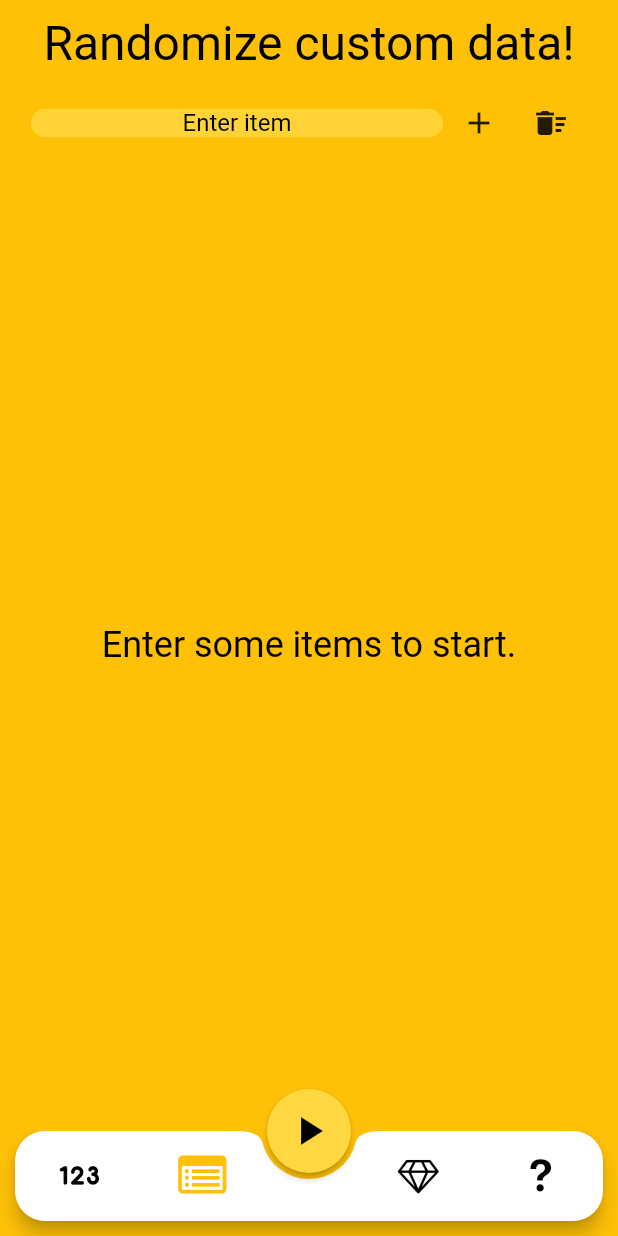
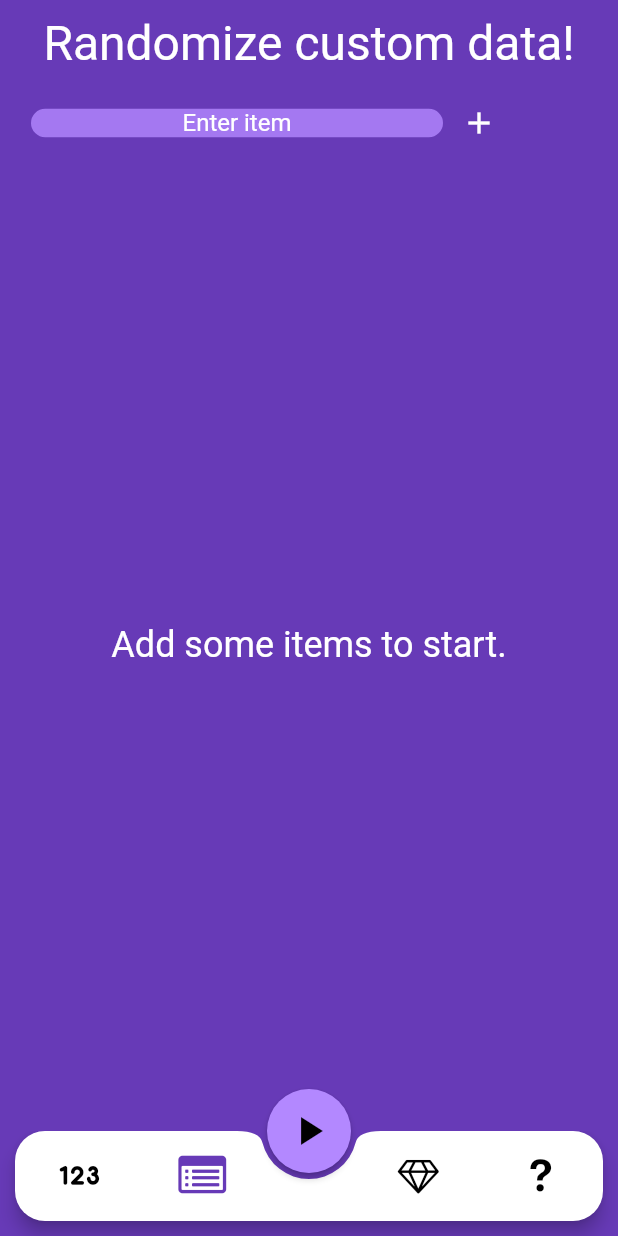
Before and after one commit to artemmmon/randomizer, a Flutter app: the screen it shows after launch, item 2 of the bottom bar chosen, after a tap on the "add" icon, on a phone screen of 412 x 824 dp. Run offline on Flutter 3.47's test engine with Material 2 defaults, Android fonts, the light colour scheme and no system bars; drawn by our look-alikes of auto_size_text; our stand-ins replace bloc, flutter_bloc, rxdart; statements that could not run were skipped.

Commit message:
- custom: endpoint

```diff
--- a/lib/config/global_config.dart
+++ b/lib/config/global_config.dart
@@ -16,7 +16,7 @@ final colorSet = [
 //  [Colors.blue, Colors.lightBlue, Colors.lightBlueAccent],
   [Colors.blue, Colors.lightBlue[400], Colors.lightBlue[300]],
 //  [Colors.amber, Colors.amberAccent, Colors.yellowAccent],
+  [Colors.deepPurple, Colors.deepPurpleAccent, Colors.deepPurpleAccent[100]],
   [Colors.amber, Colors.amberAccent, Colors.amberAccent[200]],
   [Colors.teal, Colors.tealAccent, Colors.tealAccent[200]],
-  [Colors.deepPurple, Colors.deepPurpleAccent, Colors.deepPurpleAccent[100]]
 ];
--- a/lib/main.dart
+++ b/lib/main.dart
@@ -6,6 +6,7 @@ import 'package:flutter_bloc/flutter_bloc.dart';
 import 'package:randomizer/config/global_config.dart';
 import 'package:randomizer/config/icons.dart';
 import 'package:randomizer/pages/answers/answers_page.dart';
+import 'package:randomizer/pages/custom/custom_bloc.dart';
 import 'package:randomizer/pages/custom/custom_page.dart';
 import 'package:randomizer/pages/gamble/gamble_page.dart';
 import 'package:randomizer/pages/numbers/numbers_bloc.dart';
@@ -21,9 +22,11 @@ class MyApp extends StatelessWidget {
     return MaterialApp(
       title: 'Flutter Demo',
       theme: ThemeData(
-          fontFamily: "CustomFont",
-          primaryTextTheme: Typography().white,
-          textTheme: Typography().white,
+        fontFamily: "CustomFont",
+        primaryTextTheme: Typography().white,
+        textTheme: Typography().white,
+        textSelectionColor: Colors.white.withOpacity(.2),
+        textSelectionHandleColor: Colors.white,
       ),
       home: HomePage(),
     );
@@ -40,6 +43,7 @@ class HomePage extends StatefulWidget {
 class _HomePageState extends State<HomePage> with TickerProviderStateMixin {
   // Bloc
   final NumbersBloc _numbersBloc = NumbersBloc();
+  final CustomBloc _customBloc = CustomBloc();
 
   // Page data
   int _currentPageIndex = 0;
@@ -85,6 +89,7 @@ class _HomePageState extends State<HomePage> with TickerProviderStateMixin {
     _clickSubject.close();
     // Bloc
     _numbersBloc.dispose();
+    _customBloc.dispose();
   }
 
   @override
@@ -93,7 +98,10 @@ class _HomePageState extends State<HomePage> with TickerProviderStateMixin {
     _handleBottomMenuAnimation();
 
     return BlocProviderTree(
-      blocProviders: [BlocProvider<NumbersBloc>(bloc: _numbersBloc)],
+      blocProviders: [
+        BlocProvider<NumbersBloc>(bloc: _numbersBloc),
+        BlocProvider<CustomBloc>(bloc: _customBloc),
+      ],
       child: DecoratedBox(
         decoration: BoxDecoration(color: colorSet[_previousPageIndex][0]),
         child: CustomPaint(
@@ -399,65 +407,3 @@ class RevealProgressButtonPainter extends CustomPainter {
     return oldDelegate._fraction != _fraction;
   }
 }
-
-//const List<Color> _kColors = const <Color>[
-//  Colors.green,
-//  Colors.blue,
-//  Colors.red,
-//  Colors.pink,
-//  Colors.indigo,
-//  Colors.purple,
-//  Colors.blueGrey,
-//];
-//
-//List<StaggeredTile> _generateRandomTiles(int count) {
-//  Random rnd = Random();
-//  return List.generate(count, (i) => StaggeredTile.count(rnd.nextInt(4) + 1, rnd.nextInt(6) + 1));
-//}
-//
-//List<Color> _generateRandomColors(int count) {
-//  Random rnd = Random();
-//  return List.generate(count, (i) => _kColors[rnd.nextInt(_kColors.length)]);
-//}
-//
-//class Example05 extends StatelessWidget {
-//  Example05()
-//      : _tiles = _generateRandomTiles(_kItemCount).toList(),
-//        _colors = _generateRandomColors(_kItemCount).toList();
-//
-//  static const int _kItemCount = 1000;
-//  final List<StaggeredTile> _tiles;
-//  final List<Color> _colors;
-//
-//  @override
-//  Widget build(BuildContext context) {
-//    return new Scaffold(
-//        appBar: new AppBar(
-//          title: new Text('random tiles'),
-//        ),
-//        body: new StaggeredGridView.countBuilder(
-//          primary: false,
-//          crossAxisCount: 4,
-//          crossAxisSpacing: 4.0,
-//          mainAxisSpacing: 4.0,
-//          staggeredTileBuilder: _getTile,
-//          itemBuilder: _getChild,
-//          itemCount: _kItemCount,
-//        ));
-//  }
-//
-//  StaggeredTile _getTile(int index) => _tiles[index];
-//
-//  Widget _getChild(BuildContext context, int index) {
-//    return new Container(
-//      key: new ObjectKey('$index'),
-//      color: _colors[index],
-//      child: new Center(
-//        child: new CircleAvatar(
-//          backgroundColor: Colors.white,
-//          child: new Text('$index'),
-//        ),
-//      ),
-//    );
-//  }
-//}
--- /dev/null
+++ b/lib/pages/custom/custom_bloc.dart
@@ -0,0 +1,76 @@
+import 'package:bloc/bloc.dart';
+
+class CustomBloc extends Bloc<CustomEvent, CustomState> {
+  @override
+  CustomState get initialState => CustomState.initial();
+
+  @override
+  Stream<CustomState> mapEventToState(CustomEvent event) async* {
+    switch (event.runtimeType) {
+      case CustomEventSetText:
+        yield currentState..currentText = event.value;
+        break;
+      case CustomEventAddItem:
+        yield currentState..items.add(event.value);
+        break;
+      case CustomEventRemoveItem:
+        final newState = currentState..items.remove(event.value);
+        if (newState.items.isEmpty) {
+          newState.random = null;
+        }
+        yield newState;
+        break;
+      case CustomEventNewRandom:
+        yield currentState
+          ..random = event.value
+          ..items.clear();
+        break;
+      case CustomEventClearItems:
+        yield currentState
+          ..items.clear()
+          ..random = null;
+        break;
+    }
+  }
+}
+
+abstract class CustomEvent {
+  final String value;
+
+  CustomEvent(this.value);
+}
+
+class CustomEventSetText extends CustomEvent {
+  CustomEventSetText(String value) : super(value);
+}
+
+class CustomEventAddItem extends CustomEvent {
+  CustomEventAddItem(String value) : super(value);
+}
+
+class CustomEventRemoveItem extends CustomEvent {
+  CustomEventRemoveItem(String value) : super(value);
+}
+
+class CustomEventClearItems extends CustomEvent {
+  CustomEventClearItems() : super(null);
+}
+
+class CustomEventNewRandom extends CustomEvent {
+  CustomEventNewRandom(String value) : super(value);
+}
+
+class CustomState {
+  String currentText;
+  List<String> items;
+  String random;
+
+  CustomState._();
+
+  factory CustomState.initial() {
+    return CustomState._()
+      ..currentText = ""
+      ..items = List()
+      ..random = null;
+  }
+}
--- a/lib/pages/custom/custom_page.dart
+++ b/lib/pages/custom/custom_page.dart
@@ -3,7 +3,9 @@ import 'dart:math';
 
 import 'package:auto_size_text/auto_size_text.dart';
 import 'package:flutter/material.dart';
+import 'package:flutter_bloc/flutter_bloc.dart';
 import 'package:randomizer/config/global_config.dart';
+import 'package:randomizer/pages/custom/custom_bloc.dart';
 import 'package:randomizer/widget/alert_widget.dart';
 import 'package:rxdart/rxdart.dart';
 
@@ -17,6 +19,9 @@ class CustomPage extends StatefulWidget {
 }
 
 class _CustomPageState extends State<CustomPage> with TickerProviderStateMixin {
+  // Bloc
+  CustomBloc _bloc;
+
   // Animation
   double _opacity = 0.0;
 
@@ -26,9 +31,10 @@ class _CustomPageState extends State<CustomPage> with TickerProviderStateMixin {
   // Data
   static const _MAX_COUNT = 100;
   List<String> _data = List();
+  String _random;
 
   // Ui
-  final _textColor = Colors.black;
+  final _textColor = Colors.white;
   final _inputColor = colorSet[1][2].withOpacity(.8);
   final _inputErrorColor = Colors.red.withOpacity(.8);
   MediaQueryData _mediaData;
@@ -45,8 +51,13 @@ class _CustomPageState extends State<CustomPage> with TickerProviderStateMixin {
   @override
   void initState() {
     super.initState();
+    // Init bloc
+    _initBloc();
+
     // Subscribe to random click
-    _clickSubscription = widget.onRandomClick.skipWhile((_) => !mounted).listen((_) {});
+    _clickSubscription = widget.onRandomClick.skipWhile((_) => !mounted).listen((_) {
+      _randomize();
+    });
 
     // Start opacity animation
     Future.delayed(Duration(milliseconds: (TransitionDuration.FAST2 * .8).toInt())).then((_) {
@@ -67,6 +78,25 @@ class _CustomPageState extends State<CustomPage> with TickerProviderStateMixin {
     super.dispose();
     _clickSubscription.cancel();
     _validationAnimController.dispose();
+    // Text
+    _textController.dispose();
+    _textFocusNode.dispose();
+    // Bloc
+    _bloc.dispose();
+  }
+
+  _initBloc() {
+    _bloc = BlocProvider.of<CustomBloc>(context);
+
+    // Init values
+    setState(() {
+      _data = List()..addAll(_bloc.currentState.items);
+      _random = _bloc.currentState.random;
+    });
+
+    // Dispatch text changes to bloc
+//    _textController.text = _bloc.currentState.currentText;
+//    _textController.addListener(() => _bloc.dispatch(CustomEventSetText(_textController.text)));
   }
 
   @override
@@ -99,16 +129,27 @@ class _CustomPageState extends State<CustomPage> with TickerProviderStateMixin {
                     Expanded(
                       child: AnimatedSwitcher(
                         duration: Duration(milliseconds: TransitionDuration.FAST),
-                          child: _data.isEmpty ? _buildEmpty() : _buildChips()),
+                        child: _buildBody(),
+                      ),
                     )
                   ],
                 ))));
   }
 
+  Widget _buildBody() {
+    if (_random != null) {
+      return _buildRandom(); // Random
+    } else if (_data.isEmpty) {
+      return _buildEmpty(); // Empty
+    } else {
+      return _buildChips(); // Usual
+    }
+  }
+
   void _initValidationAnim() {
     _validationAnimController = AnimationController(
       vsync: this,
-      duration: Duration(milliseconds: TransitionDuration.MEDIUM),
+      duration: Duration(milliseconds: TransitionDuration.SLOW),
     )..addStatusListener((status) {
         if (status == AnimationStatus.completed) {
           _validationAnimController.reset();
@@ -124,6 +165,18 @@ class _CustomPageState extends State<CustomPage> with TickerProviderStateMixin {
   bool _validate() => _textController.text.isNotEmpty;
 
   _addItemClick() {
+//    setState(() {
+//      _random = null;
+//      _data.add(Random().nextInt(9999999).toString());
+//      _data.add(Random().nextInt(9999999).toString());
+//      _data.add(Random().nextInt(9999999).toString());
+//      _data.add(Random().nextInt(9999999).toString());
+//      _data.add(Random().nextInt(9999999).toString());
+//      _data.add(Random().nextInt(9999999).toString());
+//      _data.add(Random().nextInt(9999999).toString());
+//    });
+//    return;
+
     // Validate
     if (!_validate()) {
       _validationAnimController.forward();
@@ -134,11 +187,29 @@ class _CustomPageState extends State<CustomPage> with TickerProviderStateMixin {
     _textFocusNode.unfocus();
 
     // Set new state
+    final value = _textController.text;
+
     setState(() {
-      _data.add(_textController.text);
+      _random = null;
+      _data.add(value);
       _moveDown();
       _textController.clear();
     });
+
+    // Dispatch event to bloc
+    _bloc.dispatch(CustomEventAddItem(value));
+  }
+
+  _deleteItemClick(String value) {
+    setState(() {
+      // Clear filed focus
+      _textFocusNode.unfocus();
+      // Remove
+      _data.remove(value);
+    });
+
+    // Dispatch event to bloc
+    _bloc.dispatch(CustomEventRemoveItem(value));
   }
 
   _showDeleteDialog() {
@@ -163,14 +234,38 @@ class _CustomPageState extends State<CustomPage> with TickerProviderStateMixin {
     setState(() {
       _data.clear();
     });
+
+    // Dispatch event to bloc
+    _bloc.dispatch(CustomEventClearItems());
+  }
+
+  _randomize() {
+    // If random != null or data is empty - do nothing
+    if (_random != null || _data.isEmpty) return;
+
+    final value = _data[Random().nextInt(_data.length)];
+    setState(() {
+      _random = value;
+      _data.clear();
+    });
+
+    // Dispatch event to bloc
+    _bloc.dispatch(CustomEventNewRandom(value));
   }
 
   Widget _buildEmpty() {
     return AutoSizeText(
-      "Enter some items to start.",
+      "Add some items to start.",
       maxLines: 1,
       textAlign: TextAlign.center,
       style: TextStyle(fontSize: 24, color: _textColor),
+    );
+  }
+
+  Widget _buildRandom() {
+    return AnimatedRandomResult(
+      _random,
+      textColor: _textColor,
     );
   }
 
@@ -182,9 +277,12 @@ class _CustomPageState extends State<CustomPage> with TickerProviderStateMixin {
           flex: 4,
           child: AnimatedBuilder(
             animation: _validationAnimController,
-            builder: (context, _) => TextField(
+            builder: (context, _) {
+              return TextField(
                 controller: _textController,
                 focusNode: _textFocusNode,
+                textInputAction: TextInputAction.done,
+                onSubmitted: (_) => _addItemClick(),
                 keyboardType: TextInputType.text,
                 textAlign: TextAlign.center,
                 maxLength: _maxNumberLength,
@@ -199,21 +297,32 @@ class _CustomPageState extends State<CustomPage> with TickerProviderStateMixin {
                     border: OutlineInputBorder(
                         borderSide: BorderSide(width: 0, style: BorderStyle.none), borderRadius: BorderRadius.circular(10)),
                     hintText: "Enter item"),
-                ),
+              );
+            },
           ),
         ),
         Flexible(
           flex: 1,
           child: IconButton(
             onPressed: _addItemClick,
-            icon: Icon(Icons.add),
+            icon: Icon(
+              Icons.add,
+              color: _textColor,
+            ),
           ),
         ),
         Flexible(
           flex: 1,
+          child: AnimatedOpacity(
+            opacity: _random != null || _data.isEmpty ? 0 : 1,
+            duration: Duration(milliseconds: TransitionDuration.FAST),
+            child: IgnorePointer(
+              ignoring: _random != null || _data.isEmpty,
               child: IconButton(
                 onPressed: _showDeleteDialog,
-            icon: Icon(Icons.delete_sweep),
+                icon: Icon(Icons.delete_sweep, color: _textColor),
+              ),
+            ),
           ),
         )
       ],
@@ -232,7 +341,7 @@ class _CustomPageState extends State<CustomPage> with TickerProviderStateMixin {
                 end: Alignment.bottomCenter,
                 colors: [colorSet[1][0], Colors.transparent, Colors.transparent, colorSet[1][0]],
 //                          colors: [colorSet[1][1], colorSet[2][1]],
-                stops: [0, 0.1, 0.9, 1],
+                stops: [0, 0.05, 0.95, 1],
               ).createShader(Rect.fromLTRB(0, 0, rect.width, rect.height));
             },
 //                      blendMode: BlendMode.modulate,
@@ -246,11 +355,7 @@ class _CustomPageState extends State<CustomPage> with TickerProviderStateMixin {
                 child: Wrap(
                   spacing: 0,
                   children: _data.map((label) {
-                    return FadedChip(label, () {
-                      setState(() {
-                        _data.remove(label);
-                      });
-                    });
+                    return FadedChip(label, () => _deleteItemClick(label));
                   }).toList(),
                 ),
               ),
@@ -267,6 +372,67 @@ class _CustomPageState extends State<CustomPage> with TickerProviderStateMixin {
         duration: Duration(milliseconds: TransitionDuration.FAST),
       );
     });
+  }
+}
+
+class AnimatedRandomResult extends StatefulWidget {
+  final String value;
+  final Color textColor;
+
+  AnimatedRandomResult(this.value, {this.textColor = Colors.black});
+
+  @override
+  _AnimatedRandomResultState createState() => _AnimatedRandomResultState();
+}
+
+class _AnimatedRandomResultState extends State<AnimatedRandomResult> with TickerProviderStateMixin {
+  // Config
+  final double _textSize = 32;
+
+  // Animation
+  final _animDurationInMillis = TransitionDuration.SLOW;
+  AnimationController _controller;
+  Animation<double> _scaleAnimation;
+
+  @override
+  void initState() {
+    super.initState();
+    // Init Animation
+    _controller = AnimationController(vsync: this, duration: Duration(milliseconds: _animDurationInMillis));
+    _scaleAnimation = TweenSequence([
+      TweenSequenceItem(tween: Tween<double>(begin: 0, end: 1.8), weight: 1),
+      TweenSequenceItem(tween: Tween<double>(begin: 1.8, end: 1), weight: 1)
+    ].toList())
+        .animate(CurvedAnimation(parent: _controller, curve: Curves.ease));
+
+    // Start Animation
+    _controller.forward();
+  }
+
+  @override
+  void dispose() {
+    super.dispose();
+    _controller.dispose();
+  }
+
+  @override
+  Widget build(BuildContext context) {
+    return Padding(
+      padding: const EdgeInsets.all(10.0),
+      child: AnimatedBuilder(
+          animation: _controller,
+          builder: (context, _) {
+            return Transform.scale(
+              scale: _scaleAnimation.value,
+              child: AutoSizeText(
+                "${widget.value}",
+                maxLines: 5,
+                textAlign: TextAlign.center,
+                style: TextStyle(fontSize: _textSize, color: widget.textColor),
+              ),
+            );
+          }),
+    );
   }
 }
 
@@ -341,7 +507,7 @@ class _FadedChipState extends State<FadedChip> with TickerProviderStateMixin {
                       softWrap: true,
                       maxLines: 3,
                       overflow: TextOverflow.ellipsis,
-                      style: TextStyle(color: Colors.black),
+                      style: TextStyle(color: Colors.white),
                     ),
                   ),
                   InkWell(
@@ -352,6 +518,7 @@ class _FadedChipState extends State<FadedChip> with TickerProviderStateMixin {
                     child: const Icon(
                       Icons.close,
                       size: 24,
+                      color: Colors.white,
                     ),
                   )
                 ],
--- a/lib/pages/numbers/numbers_bloc.dart
+++ b/lib/pages/numbers/numbers_bloc.dart
@@ -9,17 +9,17 @@ class NumbersBloc extends Bloc<NumbersEvent, NumbersState> {
     switch (event.runtimeType) {
       case NumbersEventSetMin:
         yield currentState
-          ..min = (event as NumbersEventSetMin).value
+          ..min = event.value
           ..didInit = true;
         break;
       case NumbersEventSetMax:
         yield currentState
-          ..max = (event as NumbersEventSetMax).value
+          ..max = event.value
           ..didInit = true;
         break;
       case NumbersEventNewRandom:
         yield currentState
-          ..random = (event as NumbersEventNewRandom).value;
+          ..random = event.value;
         break;
     }
   }
--- a/lib/pages/numbers/numbers_page.dart
+++ b/lib/pages/numbers/numbers_page.dart
@@ -56,9 +56,11 @@ class _NumbersPageState extends State<NumbersPage> with TickerProviderStateMixin
   // Spin number
   int _currentNumber = 0;
   int _lastNumber = 0;
+  //
+  final _spinDurationInMillis = 1000;
   AnimationController _spinController;
+  Animation<double> _scaleAnimation;
   Animation<int> _spinAnimation;
-  Animation<double> _scaleAnimation;
 
   final _maxNumberLength = 7;
 
@@ -187,7 +189,7 @@ class _NumbersPageState extends State<NumbersPage> with TickerProviderStateMixin
 
   _initAnimations() {
     // Init spin animation
-    _spinController = AnimationController(vsync: this, duration: Duration(milliseconds: 1000));
+    _spinController = AnimationController(vsync: this, duration: Duration(milliseconds: _spinDurationInMillis));
     _spinAnimation = IntTween(begin: 0, end: 0).animate(
       CurvedAnimation(parent: _spinController, curve: Curves.linear),
     );
--- a/pubspec.yaml
+++ b/pubspec.yaml
@@ -79,7 +79,8 @@ flutter:
       - asset: fonts/CustomIcons.ttf
     - family: CustomFont
       fonts:
-      - asset: fonts/Pacifico-Regular.ttf
+#      - asset: fonts/Pacifico-Regular.ttf
+      - asset: fonts/YeonSung-Regular.ttf
     - family: CustomMonoFont
       fonts:
         - asset: fonts/RobotoMono-Medium.ttf
```
Also changed, not shown: lib/widget/alert_widget.dart (+3 -4 lines), 1 other file. Lines whose indentation alone changed are shown as unchanged.
